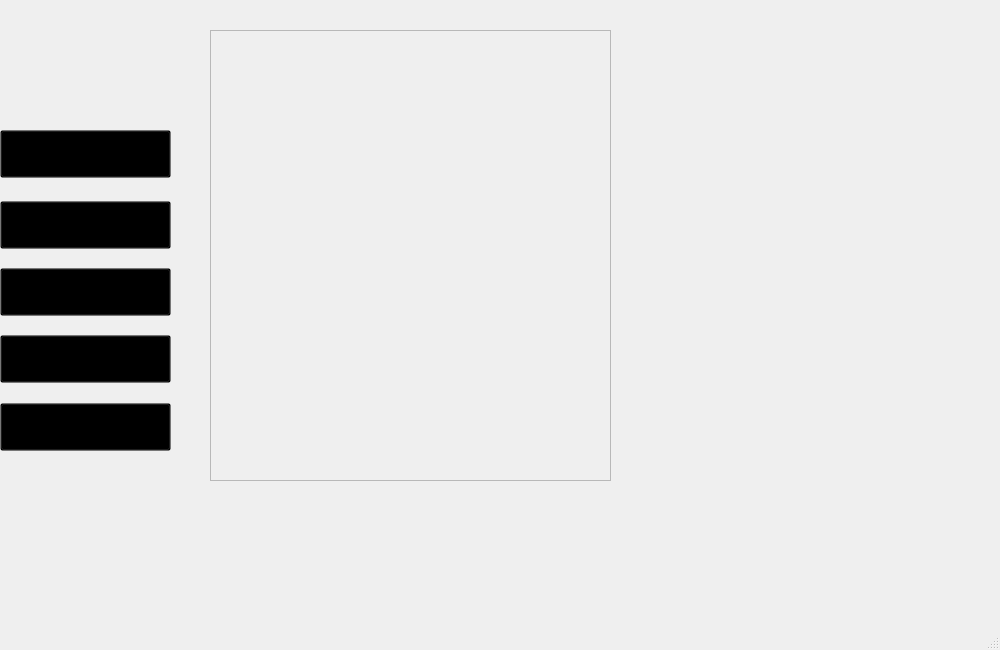
Before: the Qt Designer form mainwindow.ui in loporlp/Chemistry-Maestro, drawn with Qt 5.
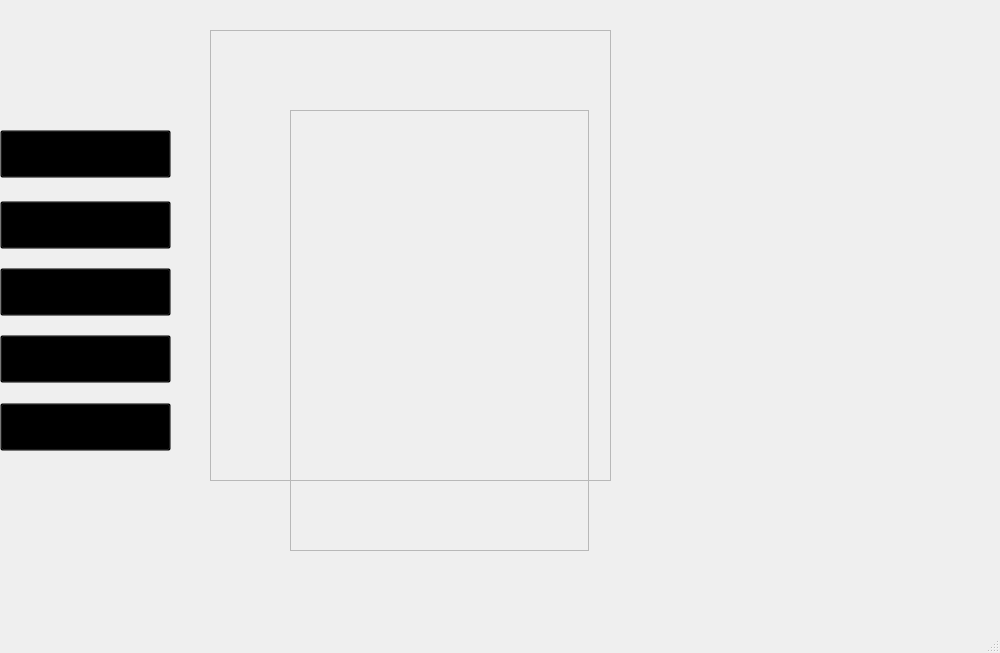
After: the same form once the commit is applied. The open tabs and pages were chosen to show the change. Icons and pictures are not drawn.

Commit message: added beaker, clear button functionality, proper wall locations - iron drops in an image

The edit to the form file:
```diff
--- a/mainwindow.ui
+++ b/mainwindow.ui
@@ -7,7 +7,7 @@
     <x>0</x>
     <y>0</y>
     <width>1000</width>
-    <height>650</height>
+    <height>653</height>
    </rect>
   </property>
   <property name="windowTitle">
@@ -905,6 +905,25 @@
        <string/>
       </property>
      </widget>
+     <widget class="QFrame" name="frame">
+      <property name="geometry">
+       <rect>
+        <x>290</x>
+        <y>110</y>
+        <width>299</width>
+        <height>441</height>
+       </rect>
+      </property>
+      <property name="styleSheet">
+       <string notr="true">background-image: url(:/UI/UI/Beaker.png);</string>
+      </property>
+      <property name="frameShape">
+       <enum>QFrame::StyledPanel</enum>
+      </property>
+      <property name="frameShadow">
+       <enum>QFrame::Raised</enum>
+      </property>
+     </widget>
     </widget>
    </widget>
   </widget>
```
The commit also changes 4 other files.
